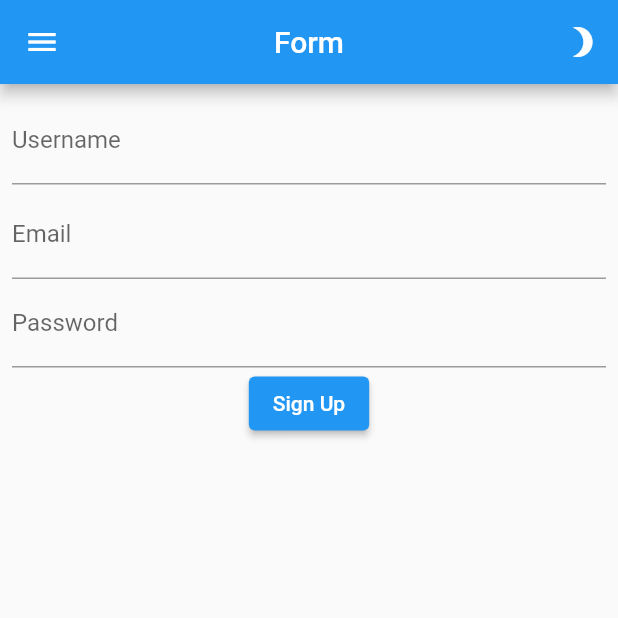
After one commit to Mugilan-Codes/flutter-mobx-practice, a Flutter app: the FormScreen screen opened directly, in the side drawer, after a tap on "Sign Up", on a phone screen of 412 x 824 dp, the top half of it. The commit adds this screen. Run offline on Flutter 3.47's test engine with Material 2 defaults, Android fonts, the phone set to English and light mode, and no system bars; our stand-ins replace flutter_mobx, mobx, validators; generated files the repository leaves out were written again.

Commit message:
form screen with validator package

```diff
--- /dev/null
+++ b/lib/screens/form/form_screen.dart
@@ -0,0 +1,85 @@
+import 'package:flutter/material.dart';
+import 'package:flutter_mobx/flutter_mobx.dart';
+import 'package:mobx_practice/screens/form/form_store.dart';
+import 'package:mobx_practice/widgets/app_bar_widget.dart';
+import 'package:mobx_practice/widgets/navigation_drawer_widget.dart';
+
+class FormScreen extends StatefulWidget {
+  const FormScreen({Key? key}) : super(key: key);
+
+  @override
+  State<FormScreen> createState() => _FormScreenState();
+}
+
+class _FormScreenState extends State<FormScreen> {
+  final FormStore store = FormStore();
+
+  @override
+  void initState() {
+    super.initState();
+    store.setupValidations();
+  }
+
+  @override
+  void dispose() {
+    store.dispose();
+    super.dispose();
+  }
+
+  @override
+  Widget build(BuildContext context) {
+    return Scaffold(
+      appBar: AppBarWidget(title: "Form"),
+      drawer: const NavigationDrawerWidget(),
+      body: Form(
+        child: Padding(
+          padding: const EdgeInsets.all(8.0),
+          child: Column(
+            children: <Widget>[
+              Observer(
+                builder: (_) => TextFormField(
+                  onChanged: (value) => store.name = value,
+                  decoration: InputDecoration(
+                      labelText: "Username",
+                      hintText: "Pick a username",
+                      errorText: store.error.username),
+                ),
+              ),
+              Observer(
+                builder: (_) => AnimatedOpacity(
+                  opacity: store.isUserCheckPending ? 1 : 0,
+                  duration: const Duration(microseconds: 300),
+                  child: const LinearProgressIndicator(),
+                ),
+              ),
+              Observer(
+                builder: (_) => TextFormField(
+                  onChanged: (value) => store.email = value,
+                  decoration: InputDecoration(
+                      labelText: "Email",
+                      hintText: "Enter your email",
+                      errorText: store.error.email),
+                  keyboardType: TextInputType.emailAddress,
+                ),
+              ),
+              Observer(
+                builder: (_) => TextFormField(
+                  obscureText: true,
+                  onChanged: (value) => store.password = value,
+                  decoration: InputDecoration(
+                      labelText: "Password",
+                      hintText: "Set your password",
+                      errorText: store.error.password),
+                ),
+              ),
+              ElevatedButton(
+                child: const Text("Sign Up"),
+                onPressed: store.validateAll,
+              ),
+            ],
+          ),
+        ),
+      ),
+    );
+  }
+}
--- /dev/null
+++ b/lib/screens/form/form_store.dart
@@ -0,0 +1,115 @@
+import 'package:mobx/mobx.dart';
+import 'package:validators/validators.dart';
+
+part 'form_store.g.dart';
+
+class FormStore = _FormStore with _$FormStore;
+
+abstract class _FormStore with Store {
+  @observable
+  String name = '';
+
+  @action
+  void setName(String value) => name = value;
+
+  @observable
+  String email = '';
+
+  @action
+  void setEmail(String value) => email = value;
+
+  @observable
+  String password = '';
+
+  @action
+  void setPassword(String value) => password = value;
+
+  final FormErrorState error = FormErrorState();
+
+  @action
+  void validatePassword(String value) {
+    error.password = isNull(value) || value.isEmpty ? 'Cannot be blank' : null;
+  }
+
+  @action
+  void validateEmail(String value) {
+    error.email = isEmail(value) ? null : 'Not a valid email';
+  }
+
+  @observable
+  ObservableFuture<bool> _usernameCheck = ObservableFuture.value(true);
+
+  @action
+  // ignore: avoid_void_async
+  Future validateUsername(String value) async {
+    if (isNull(value) || value.isEmpty) {
+      error.username = 'Cannot be blank';
+      return;
+    }
+
+    try {
+      // Wrap the future to track the status of the call with an ObservableFuture
+      _usernameCheck = ObservableFuture(checkValidUsername(value));
+
+      error.username = null;
+
+      final isValid = await _usernameCheck;
+      if (!isValid) {
+        error.username = 'Username cannot be "admin"';
+        return;
+      }
+    } on Object catch (_) {
+      error.username = null;
+    }
+
+    error.username = null;
+  }
+
+  Future<bool> checkValidUsername(String value) async {
+    await Future.delayed(const Duration(seconds: 1));
+
+    return value != 'admin';
+  }
+
+  @computed
+  bool get isUserCheckPending => _usernameCheck.status == FutureStatus.pending;
+
+  void validateAll() {
+    validatePassword(password);
+    validateEmail(email);
+    validateUsername(name);
+  }
+
+  late List<ReactionDisposer> _disposers;
+
+  // TODO: implement correct reaction
+  void setupValidations() {
+    _disposers = [
+      reaction((_) => name, validateUsername),
+      reaction((_) => email, validateEmail),
+      reaction((_) => password, validatePassword)
+    ];
+  }
+
+  void dispose() {
+    for (final d in _disposers) {
+      d();
+    }
+  }
+}
+
+class FormErrorState = _FormErrorState with _$FormErrorState;
+
+abstract class _FormErrorState with Store {
+  @observable
+  String? username;
+
+  @observable
+  String? email;
+
+  @observable
+  String? password;
+
+  @computed
+  bool get hasErrors => username != null || email != null || password != null;
+}
--- a/lib/widgets/navigation_drawer_widget.dart
+++ b/lib/widgets/navigation_drawer_widget.dart
@@ -1,6 +1,7 @@
 import 'package:flutter/material.dart';
 import 'package:mobx_practice/screens/counter/counter_screen.dart';
 import 'package:mobx_practice/screens/dice_counter/dice_counter_screen.dart';
+import 'package:mobx_practice/screens/form/form_screen.dart';
 import 'package:mobx_practice/screens/todos/todos_screen.dart';
 
 class NavigationDrawerWidget extends StatelessWidget {
@@ -35,7 +36,14 @@ class NavigationDrawerWidget extends StatelessWidget {
             buildMenuItem(
                 title: "Todos",
                 icon: Icons.notes,
-                onTap: () => selectedItem(context, 2))
+                onTap: () => selectedItem(context, 2)),
+            const SizedBox(
+              height: 16,
+            ),
+            buildMenuItem(
+                title: "Form",
+                icon: Icons.pending_actions,
+                onTap: () => selectedItem(context, 3))
           ],
         ),
       ),
@@ -78,6 +86,10 @@ class NavigationDrawerWidget extends StatelessWidget {
         Navigator.of(context)
             .push(MaterialPageRoute(builder: (context) => const TodosScreen()));
         break;
+      case 3:
+        Navigator.of(context)
+            .push(MaterialPageRoute(builder: (context) => const FormScreen()));
+        break;
     }
   }
 }
--- a/pubspec.yaml
+++ b/pubspec.yaml
@@ -38,6 +38,7 @@ dependencies:
   mobx: ^2.0.6+1
   flutter_mobx: ^2.0.4
   provider: ^6.0.2
+  validators: ^3.0.0
 
 dev_dependencies:
   flutter_test:
```
Also changed, not shown: lib/screens/form/form_store.g.dart (added), pubspec.lock.
